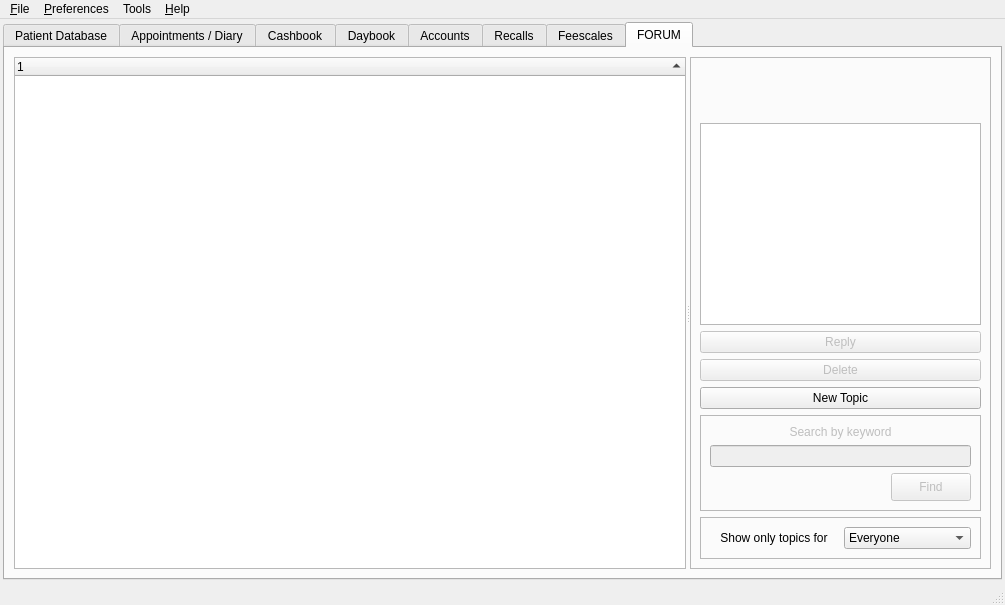
The window that src/openmolar/qt-designer/main.ui (rowinggolfer/openmolar1) describes before a commit, drawn with Qt 5.
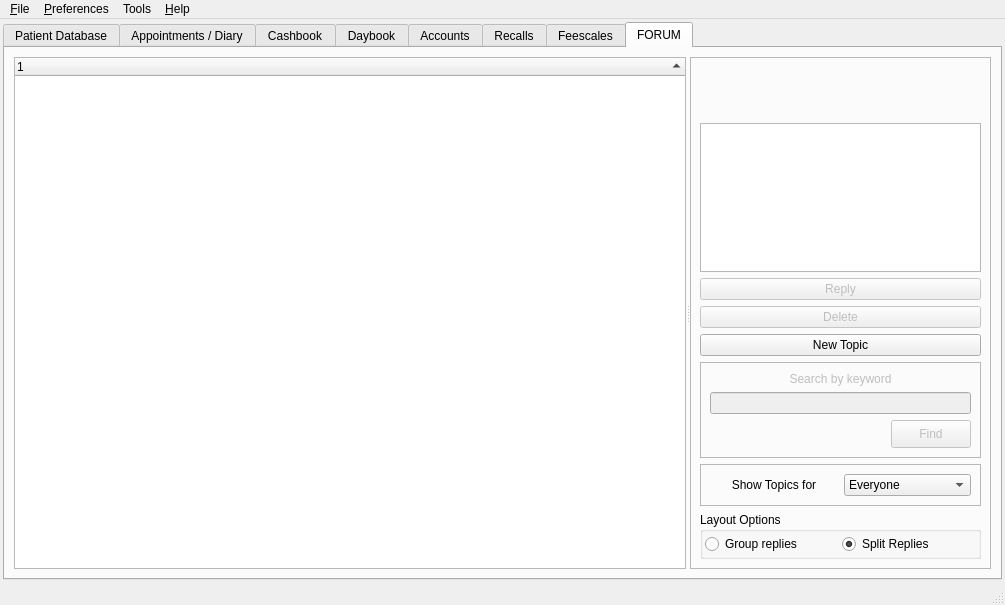
The same window after the commit. The open tabs and pages were chosen to show the change. Icons and pictures are not drawn.

Patch:
```diff
--- a/src/openmolar/qt-designer/main.ui
+++ b/src/openmolar/qt-designer/main.ui
@@ -5629,7 +5629,7 @@
                    <item>
                     <widget class="QLabel" name="label_37">
                      <property name="text">
-                      <string>Show only topics for</string>
+                      <string>Show Topics for</string>
                      </property>
                      <property name="alignment">
                       <set>Qt::AlignCenter</set>
@@ -5648,6 +5648,38 @@
                   </layout>
                  </widget>
                 </item>
+                <item>
+                 <widget class="QGroupBox" name="groupBox_10">
+                  <property name="title">
+                   <string>Layout Options</string>
+                  </property>
+                  <layout class="QHBoxLayout" name="horizontalLayout_26">
+                   <property name="spacing">
+                    <number>2</number>
+                   </property>
+                   <property name="margin">
+                    <number>2</number>
+                   </property>
+                   <item>
+                    <widget class="QRadioButton" name="group_replies_radioButton">
+                     <property name="text">
+                      <string>Group replies</string>
+                     </property>
+                    </widget>
+                   </item>
+                   <item>
+                    <widget class="QRadioButton" name="split_replies_radioButton">
+                     <property name="text">
+                      <string>Split Replies</string>
+                     </property>
+                     <property name="checked">
+                      <bool>true</bool>
+                     </property>
+                    </widget>
+                   </item>
+                  </layout>
+                 </widget>
+                </item>
                </layout>
               </widget>
              </widget>
```
Left out of the diff: 20 changed lines with no effect on the pictures.
